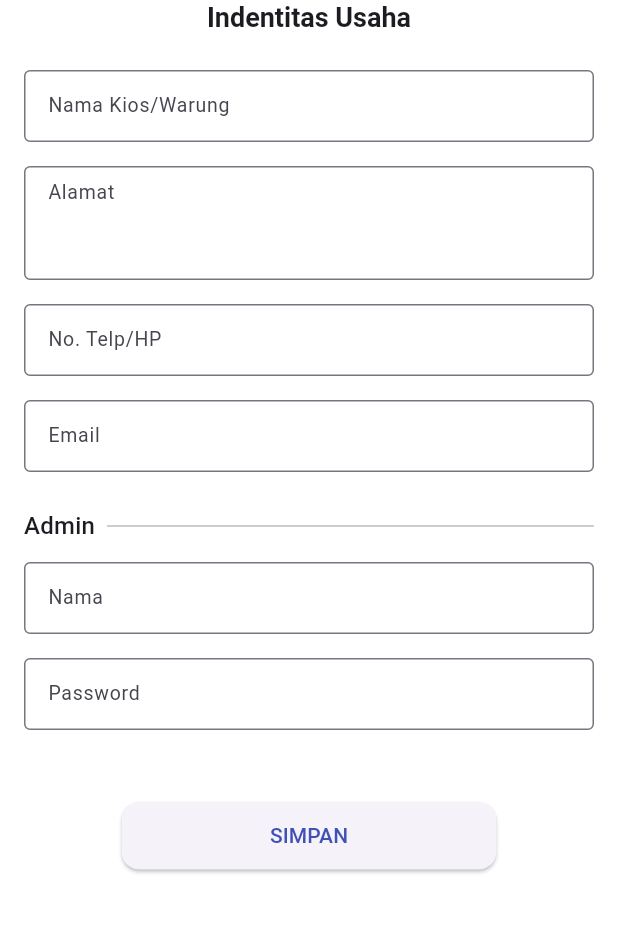
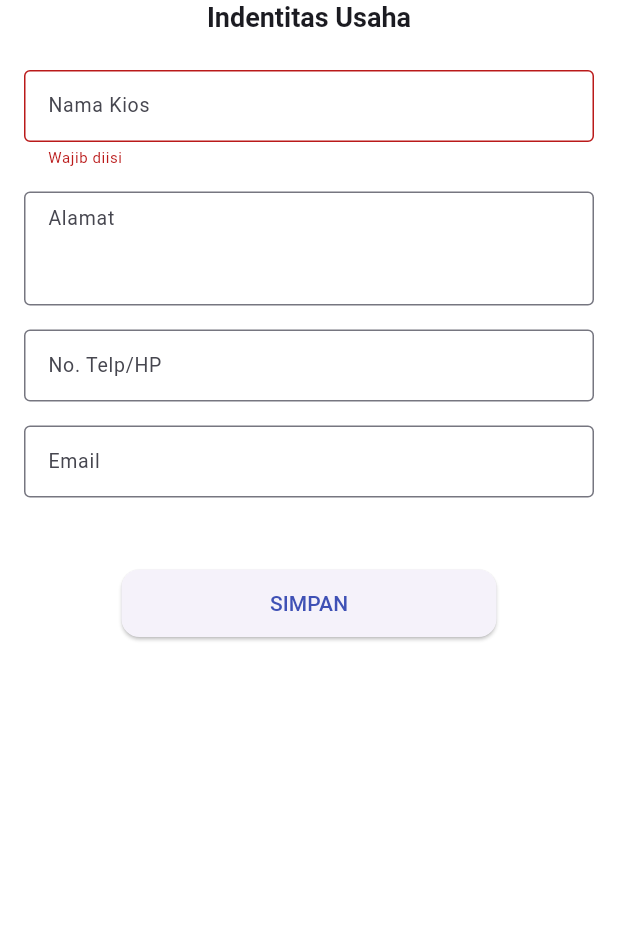
Before and after one commit to GreenfaceGTO/MBS-PoS, a Flutter app: the screen it shows after launch, after a tap on "SIMPAN", on a phone screen of 412 x 824 dp, the part 137-1070 px from its top. Run offline on Flutter 3.47's test engine with Material 3 defaults, Android fonts, the phone set to English and light mode, and no system bars; our stand-ins replace connectivity_plus, internet_connection_checker, sqflite; accounts and stored records are empty; statements that could not run were skipped.

Commit message:
register selesai

```diff
--- a/lib/main.dart
+++ b/lib/main.dart
@@ -1,4 +1,5 @@
 import 'package:flutter/material.dart';
+import 'package:mbspos/providers/providers.dart';
 import 'package:mbspos/providers/startup_provider.dart';
 import 'package:mbspos/service/connectivity_service.dart';
 import 'package:mbspos/service/startup_service.dart';
@@ -19,15 +20,8 @@ class MyApp extends StatelessWidget {
   // This widget is the root of your application.
   @override
   Widget build(BuildContext context) {
-    final koneksi = ConnectivityService();
-
-    final startupService = AppStartUpService(koneksi);
-
     return MultiProvider(
-      providers: [
-        ChangeNotifierProvider(
-            create: (context) => StartupProvider(startupService))
-      ],
+      providers: AppProviders().providers,
       child: MaterialApp(
         title: 'Flutter Demo',
         theme: AppTema.tema,
--- a/lib/models/data/usaha_model.dart
+++ b/lib/models/data/usaha_model.dart
@@ -4,14 +4,21 @@ class UsahaModel {
   String? noTelp;
   String? userName;
   String? password;
+  String? email;
 
   UsahaModel(
-      {this.namaUsaha, this.alamat, this.noTelp, this.userName, this.password});
+      {this.namaUsaha,
+      this.alamat,
+      this.noTelp,
+      this.userName,
+      this.password,
+      this.email});
 
   factory UsahaModel.fromMap(Map<String, dynamic> map) => UsahaModel(
       namaUsaha: map['nama_usaha'],
       alamat: map['alamat'],
       noTelp: map['no_telp'],
+      email: map['email'],
       userName: map['user_name'],
       password: map['password']);
 
@@ -19,6 +26,7 @@ class UsahaModel {
         "nama_usaha": namaUsaha,
         "alamat": alamat,
         "no_telp": noTelp,
+        "email": email,
         "user_name": userName,
         "password": password
       };
--- /dev/null
+++ b/lib/providers/portal_provider.dart
@@ -0,0 +1,98 @@
+import 'dart:developer';
+
+import 'package:flutter/cupertino.dart';
+import 'package:flutter/material.dart';
+import 'package:mbspos/database/dao/usaha_dao.dart';
+import 'package:mbspos/models/data/usaha_model.dart';
+
+class PortalProvider with ChangeNotifier {
+  // --------------------
+  // loading status
+  // --------------------
+  bool _isLoading = false;
+
+  bool get isLoading => _isLoading;
+  void setLoading(bool value) {
+    _isLoading = value;
+    notifyListeners();
+  }
+
+  // ----------------------
+  // group register
+  // ----------------------
+  String? _namaKios;
+  String? _alamat;
+  String? _noTelp;
+  String? _email;
+
+  void setNamaKios(String value) {
+    _namaKios = value;
+    notifyListeners();
+  }
+
+  void setAlamat(String value) {
+    _alamat = value;
+    notifyListeners();
+  }
+
+  void setNoTelp(String value) {
+    _noTelp = value;
+    notifyListeners();
+  }
+
+  void setEmail(String value) {
+    _email = value;
+    notifyListeners();
+  }
+
+  String? get namaKios => _namaKios;
+  String? get alamat => _alamat;
+  String? get noTelp => _noTelp;
+  String? get email => _email;
+
+// -----------------
+// group admin
+// -----------------
+  String? _user;
+  String? _password;
+
+  void setUser(String value) {
+    _user = value;
+    notifyListeners();
+  }
+
+  void setPassword(String value) {
+    _password = value;
+    notifyListeners();
+  }
+
+  String? get user => _user;
+  String? get password => _password;
+
+  // --------------------
+  // submit register
+  // --------------------
+  Future<bool> submitRegister() async {
+    _isLoading = true;
+    notifyListeners();
+
+    final data = UsahaModel(
+        namaUsaha: namaKios,
+        alamat: alamat,
+        noTelp: noTelp,
+        email: email,
+        userName: user,
+        password: password);
+
+    try {
+      await UsahaDao.saveDataUsaha(data: data);
+      return true;
+    } catch (e) {
+      log("$runtimeType : Error ${e.toString()}");
+    } finally {
+      _isLoading = false;
+      notifyListeners();
+    }
+    return false;
+  }
+}
--- /dev/null
+++ b/lib/providers/providers.dart
@@ -0,0 +1,16 @@
+import 'package:mbspos/providers/portal_provider.dart';
+import 'package:mbspos/providers/startup_provider.dart';
+import 'package:mbspos/service/connectivity_service.dart';
+import 'package:mbspos/service/startup_service.dart';
+import 'package:provider/provider.dart';
+import 'package:provider/single_child_widget.dart';
+
+class AppProviders {
+  final startupService = AppStartUpService(ConnectivityService());
+
+  List<SingleChildWidget> get providers => [
+        ChangeNotifierProvider(
+            create: (context) => StartupProvider(startupService)),
+        ChangeNotifierProvider(create: (context) => PortalProvider()),
+      ];
+}
--- a/lib/service/startup_service.dart
+++ b/lib/service/startup_service.dart
@@ -1,6 +1,6 @@
 import 'dart:developer';
 
-import 'package:mbspos/dao/usaha_dao.dart';
+import 'package:mbspos/database/dao/usaha_dao.dart';
 import 'package:mbspos/models/data/usaha_model.dart';
 import 'package:mbspos/service/connectivity_service.dart';
 
--- a/lib/ui/register_page.dart
+++ b/lib/ui/register_page.dart
@@ -1,7 +1,10 @@
 import 'package:flutter/material.dart';
+import 'package:mbspos/providers/portal_provider.dart';
 import 'package:mbspos/ui/widgets/components/custombutton.dart';
-import 'package:mbspos/ui/widgets/components/customtextbox.dart';
-import 'package:mbspos/ui/widgets/general_widget.dart';
+import 'package:mbspos/ui/widgets/elements/portal_element.dart';
+import 'package:mbspos/ui/widgets/elements/register_element.dart';
+import 'package:mbspos/ui/widgets/components/general_widget.dart';
+import 'package:provider/provider.dart';
 
 class RegisterPage extends StatefulWidget {
   const RegisterPage({super.key});
@@ -14,12 +17,16 @@ class _RegisterPageState extends State<RegisterPage> {
   @override
   Widget build(BuildContext context) {
     TextTheme tema = Theme.of(context).textTheme;
-    // final spasi = GeneralWidget.spasi();
+    final provider = Provider.of<PortalProvider>(context, listen: false);
+    final formKey = GlobalKey<FormState>();
+
     return Scaffold(
       body: SafeArea(
         child: Padding(
           padding: const EdgeInsets.all(defaultPadding),
           child: SingleChildScrollView(
+            child: Form(
+              key: formKey,
               child: Column(
                 children: [
                   appLogo(width: 150),
@@ -28,44 +35,22 @@ class _RegisterPageState extends State<RegisterPage> {
                     style: tema.titleLarge,
                   ),
                   spasi(jarak: 24),
-                // sectionTitle(context, title: "Usaha"),
-                const Customtextbox(
-                  hintText: "Nama Kios/Warung",
-                  boxMode: BoxMode.outlined,
-                ),
-                spasi(),
-                const Customtextbox(
-                  hintText: "Alamat",
-                  boxMode: BoxMode.outlined,
-                  maxLine: 3,
-                ),
-                spasi(),
-                const Customtextbox(
-                  hintText: "No. Telp/HP",
-                  boxMode: BoxMode.outlined,
-                ),
-                spasi(),
-                const Customtextbox(
-                  hintText: "Email",
-                  boxMode: BoxMode.outlined,
-                ),
-                spasi(jarak: 24),
-                sectionTitle(context, title: "Admin"),
-                const Customtextbox(
-                  hintText: "Nama",
-                  boxMode: BoxMode.outlined,
-                ),
-                spasi(),
-                const Customtextbox(
-                  hintText: "Password",
-                  boxMode: BoxMode.outlined,
-                ),
+                  const RegisterElement(),
                   spasi(jarak: defaultPadding * 3),
                   CustomButton(
                     elevation: 1,
                     mode: ButtonMode.elevated,
                     caption: "SIMPAN",
-                  onPress: () {},
+                    onPress: () async {
+                      if (formKey.currentState!.validate()) {
+                        if (await provider.submitRegister()) {
+                          if (context.mounted) {
+                            Navigator.pushReplacementNamed(
+                                context, '/dashboard');
+                          }
+                        }
+                      }
+                    },
                     width: 250,
                   )
                 ],
@@ -73,6 +58,7 @@ class _RegisterPageState extends State<RegisterPage> {
             ),
           ),
         ),
+      ),
     );
   }
 }
--- a/lib/ui/theme.dart
+++ b/lib/ui/theme.dart
@@ -20,6 +20,8 @@ class AppTema {
           titleLarge:
               const TextStyle(fontSize: 18, fontWeight: FontWeight.w700),
         ),
+    inputDecorationTheme:
+        const InputDecorationTheme(border: OutlineInputBorder()),
     useMaterial3: true,
   );
 }
--- a/lib/ui/widgets/components/customtextbox.dart
+++ /dev/null
@@ -1,32 +0,0 @@
-import 'package:flutter/material.dart';
-
-enum BoxMode { outlined, flat }
-
-/// [boxMode] adalah model outline dari textbox
-class Customtextbox extends StatelessWidget {
-  const Customtextbox(
-      {super.key,
-      this.hintText = 'hint',
-      this.boxMode = BoxMode.flat,
-      this.inputType = TextInputType.text,
-      this.inputAction = TextInputAction.done,
-      this.maxLine = 1});
-
-  final String hintText;
-  final BoxMode boxMode;
-  final TextInputType inputType;
-  final TextInputAction inputAction;
-  final int maxLine;
-
-  @override
-  Widget build(BuildContext context) {
-    return TextFormField(
-      keyboardType: inputType,
-      textInputAction: inputAction,
-      decoration: InputDecoration(
-          hintText: hintText,
-          border: boxMode == BoxMode.flat ? null : const OutlineInputBorder()),
-      maxLines: maxLine,
-    );
-  }
-}
--- /dev/null
+++ b/lib/ui/widgets/elements/register_element.dart
@@ -0,0 +1,55 @@
+import 'package:flutter/material.dart';
+import 'package:mbspos/providers/portal_provider.dart';
+import 'package:mbspos/ui/widgets/components/general_widget.dart';
+import 'package:provider/provider.dart';
+
+class RegisterElement extends StatefulWidget {
+  const RegisterElement({
+    super.key,
+  });
+
+  @override
+  State<RegisterElement> createState() => _RegisterElementState();
+}
+
+class _RegisterElementState extends State<RegisterElement> {
+  final TextEditingController txtKios = TextEditingController();
+  final TextEditingController txtAlamat = TextEditingController();
+  final TextEditingController txtNoTelp = TextEditingController();
+  final TextEditingController txtEmail = TextEditingController();
+  @override
+  Widget build(BuildContext context) {
+    return Consumer<PortalProvider>(builder: (context, prov, _) {
+      return Column(
+        mainAxisSize: MainAxisSize.min,
+        children: [
+          TextFormField(
+            controller: txtKios,
+            decoration: const InputDecoration(hintText: "Nama Kios"),
+            validator: (val) {
+              if (val!.isEmpty) return "Wajib diisi";
+              return null;
+            },
+          ),
+          spasi(),
+          TextFormField(
+            controller: txtAlamat,
+            decoration: const InputDecoration(hintText: "Alamat"),
+            maxLines: 3,
+          ),
+          spasi(),
+          TextFormField(
+            controller: txtNoTelp,
+            decoration: const InputDecoration(hintText: "No. Telp/HP"),
+          ),
+          spasi(),
+          TextFormField(
+            controller: txtEmail,
+            decoration: const InputDecoration(hintText: "Email"),
+            validator: (val) {},
+          ),
+        ],
+      );
+    });
+  }
+}
```
Also changed, not shown: lib/database/dao/usaha_dao.dart (renamed from lib/dao/usaha_dao.dart, +8 -0 lines), lib/ui/widgets/elements/portal_element.dart (added, +37 -0 lines), lib/database/dao/item_dao.dart (renamed from lib/dao/item_dao.dart), lib/ui/widgets/components/general_widget.dart (renamed from lib/ui/widgets/general_widget.dart), 1 other file. Lines whose indentation alone changed are shown as unchanged.
